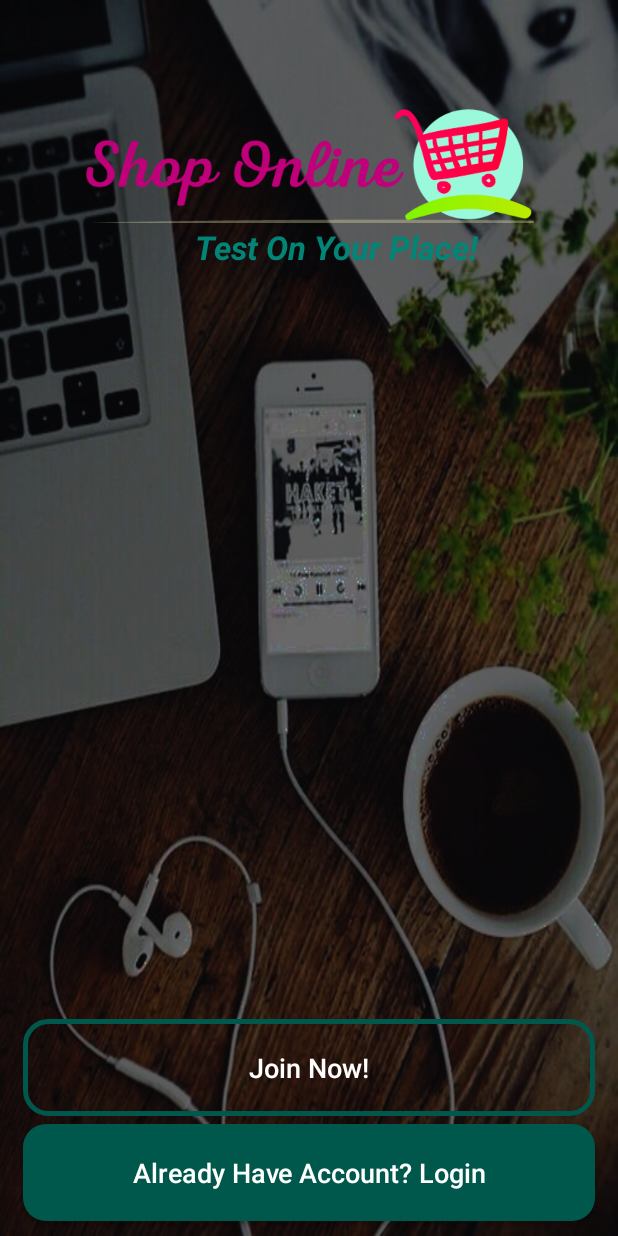
After one commit to emadsalehi/PlaceAppAR, an Android app: the layout activity_main.xml on its own in the app's theme, with its tools: preview values and no code run, on a phone screen of 412 x 824 dp. The commit adds this screen. Run offline under Robolectric (Android 15) with nearby library versions, the phone set to English and light mode, and no system bars.

Commit message:
Firebase Added. Main Page Designed.

```diff
--- a/app/build.gradle
+++ b/app/build.gradle
@@ -30,6 +30,7 @@ dependencies {
     implementation fileTree(dir: 'libs', include: ['*.jar'])
     implementation "com.google.ar.sceneform.ux:sceneform-ux:1.11.0"
     implementation 'androidx.appcompat:appcompat:1.0.2'
+    implementation 'com.google.firebase:firebase-analytics:17.0.1'
     implementation 'androidx.constraintlayout:constraintlayout:1.1.3'
     testImplementation 'junit:junit:4.12'
     androidTestImplementation 'androidx.test:runner:1.2.0'
--- /dev/null
+++ b/app/src/main/java/com/example/placearapp/MainActivity.java
@@ -0,0 +1,6 @@
+package com.example.placearapp;
+
+import android.app.Activity;
+
+public class MainActivity extends Activity {
+}
--- /dev/null
+++ b/app/src/main/res/drawable/buttons.xml
@@ -0,0 +1,9 @@
+<?xml version="1.0" encoding="utf-8"?>
+<shape xmlns:android="http://schemas.android.com/apk/res/android">
+    <solid
+        android:color="@color/colorPrimaryDark">
+    </solid>
+    <corners
+        android:radius="15dp">
+    </corners>
+</shape>
--- /dev/null
+++ b/app/src/main/res/drawable/input_designs.xml
@@ -0,0 +1,12 @@
+<?xml version="1.0" encoding="utf-8"?>
+<shape xmlns:android="http://schemas.android.com/apk/res/android">
+
+    <stroke
+        android:color="@color/colorPrimaryDark"
+        android:width="3dp">
+    </stroke>
+
+    <corners
+        android:radius="15dp">
+    </corners>
+</shape>
--- /dev/null
+++ b/app/src/main/res/layout/activity_main.xml
@@ -0,0 +1,61 @@
+<?xml version="1.0" encoding="utf-8"?>
+<RelativeLayout xmlns:android="http://schemas.android.com/apk/res/android"
+    android:layout_width="match_parent" android:layout_height="match_parent"
+    android:background="@drawable/welcome">
+
+    <ImageView
+        android:id="@+id/app_logo"
+        android:layout_width="300dp"
+        android:layout_height="100dp"
+        android:layout_centerHorizontal="true"
+        android:layout_marginTop="60dp"
+        android:src="@drawable/app_logo"
+        />
+
+    <TextView
+        android:id="@+id/app_slogan"
+        android:layout_width="200dp"
+        android:layout_height="wrap_content"
+        android:layout_alignParentEnd="true"
+        android:layout_alignParentTop="true"
+        android:layout_centerHorizontal="true"
+        android:layout_marginEnd="88dp"
+        android:layout_marginStart="88dp"
+        android:layout_marginTop="150dp"
+        android:text="@string/welcome_text"
+        android:textAlignment="center"
+        android:textColor="@color/colorPrimary"
+        android:textSize="22sp"
+        android:textStyle="bold|italic"
+        />
+
+    <Button
+        android:id="@+id/main_login_button"
+        android:layout_width="match_parent"
+        android:layout_height="wrap_content"
+        android:layout_alignParentBottom="true"
+        android:layout_alignParentStart="true"
+        android:layout_marginBottom="10dp"
+        android:layout_marginLeft="15dp"
+        android:layout_marginRight="15dp"
+        android:background="@drawable/buttons"
+        android:padding="20dp"
+        android:textAllCaps="false"
+        android:textSize="18sp"
+        android:text="@string/have_account"
+        android:textColor="@android:color/white" />
+    <Button
+        android:id="@+id/main_join_button"
+        android:layout_width="match_parent"
+        android:layout_height="wrap_content"
+        android:layout_above="@id/main_login_button"
+        android:layout_marginBottom="5dp"
+        android:layout_marginLeft="15dp"
+        android:layout_marginRight="15dp"
+        android:background="@drawable/input_designs"
+        android:padding="20dp"
+        android:textAllCaps="false"
+        android:textSize="18sp"
+        android:text="@string/join_now"
+        android:textColor="@android:color/white" />
+</RelativeLayout>
--- a/app/src/main/res/values/strings.xml
+++ b/app/src/main/res/values/strings.xml
@@ -5,4 +5,7 @@
     <string name="design_button">Designs</string>
     <string name="account_button">Account</string>
     <string name="delete_button">Delete</string>
+    <string name="welcome_text">Test On Your Place!</string>
+    <string name="have_account">Already Have Account? Login</string>
+    <string name="join_now">Join Now!</string>
 </resources>
--- a/build.gradle
+++ b/build.gradle
@@ -10,6 +10,7 @@ buildscript {
     dependencies {
         classpath 'com.android.tools.build:gradle:3.4.2'
         classpath 'com.google.ar.sceneform:plugin:1.11.0'
+        classpath 'com.google.gms:google-services:4.2.0'
         // NOTE: Do not place your application dependencies here; they belong
         // in the individual module build.gradle files
     }
```
Also changed, not shown: app/src/main/res/drawable/app_logo.png (added), app/src/main/res/drawable/cart.png (added), app/src/main/res/drawable/category.png (added), app/src/main/res/drawable/login.png (added), app/src/main/res/drawable/logout.png (added), app/src/main/res/drawable/nav_cart.png (added), app/src/main/res/drawable/orders.png (added), app/src/main/res/drawable/profile.png (added), app/src/main/res/drawable/register.png (added), app/src/main/res/drawable/select_product_image.png (added), app/src/main/res/drawable/welcome.png (added), gradle/wrapper/gradle-wrapper.properties, 4 other files.
